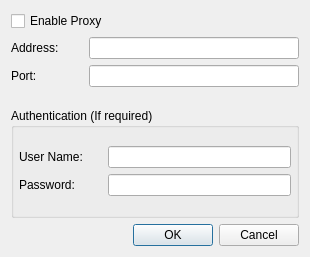
WizTeam/WizQTClient, file src/ui/wizproxydialog.ui: the form before one commit.
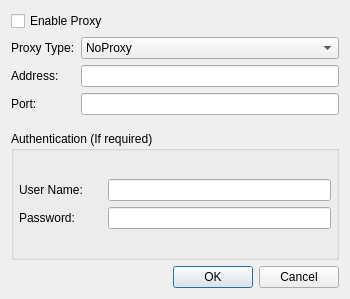
The form after the commit.

Diff of the .ui file:
```diff
--- a/src/ui/wizproxydialog.ui
+++ b/src/ui/wizproxydialog.ui
@@ -6,8 +6,8 @@
    <rect>
     <x>0</x>
     <y>0</y>
-    <width>310</width>
-    <height>257</height>
+    <width>350</width>
+    <height>299</height>
    </rect>
   </property>
   <property name="windowTitle">
@@ -24,15 +24,60 @@
    <item>
     <layout class="QGridLayout" name="gridLayout">
      <property name="bottomMargin">
-      <number>15</number>
+      <number>10</number>
      </property>
-     <property name="horizontalSpacing">
-      <number>30</number>
-     </property>
+     <item row="0" column="0">
+      <widget class="QLabel" name="label_5">
+       <property name="text">
+        <string>Proxy Type:</string>
+       </property>
+      </widget>
+     </item>
      <item row="0" column="1">
-      <widget class="QLineEdit" name="editAddress"/>
+      <widget class="QComboBox" name="comboBox">
+       <property name="sizePolicy">
+        <sizepolicy hsizetype="Expanding" vsizetype="Fixed">
+         <horstretch>0</horstretch>
+         <verstretch>0</verstretch>
+        </sizepolicy>
+       </property>
+       <item>
+        <property name="text">
+         <string>NoProxy</string>
+        </property>
+       </item>
+       <item>
+        <property name="text">
+         <string>HttpProxy</string>
+        </property>
+       </item>
+       <item>
+        <property name="text">
+         <string>Socks5Proxy</string>
+        </property>
+       </item>
+      </widget>
      </item>
      <item row="1" column="0">
+      <widget class="QLabel" name="label">
+       <property name="sizePolicy">
+        <sizepolicy hsizetype="Maximum" vsizetype="Maximum">
+         <horstretch>0</horstretch>
+         <verstretch>0</verstretch>
+        </sizepolicy>
+       </property>
+       <property name="text">
+        <string>Address:</string>
+       </property>
+       <property name="buddy">
+        <cstring>editAddress</cstring>
+       </property>
+      </widget>
+     </item>
+     <item row="1" column="1">
+      <widget class="QLineEdit" name="editAddress"/>
+     </item>
+     <item row="2" column="0">
       <widget class="QLabel" name="label_2">
        <property name="sizePolicy">
         <sizepolicy hsizetype="Maximum" vsizetype="Maximum">
@@ -48,25 +93,9 @@
        </property>
       </widget>
      </item>
-     <item row="1" column="1">
+     <item row="2" column="1">
       <widget class="QLineEdit" name="editPort"/>
      </item>
-     <item row="0" column="0">
-      <widget class="QLabel" name="label">
-       <property name="sizePolicy">
-        <sizepolicy hsizetype="Maximum" vsizetype="Maximum">
-         <horstretch>0</horstretch>
-         <verstretch>0</verstretch>
-        </sizepolicy>
-       </property>
-       <property name="text">
-        <string>Address:</string>
-       </property>
-       <property name="buddy">
-        <cstring>editAddress</cstring>
-       </property>
-      </widget>
-     </item>
     </layout>
    </item>
    <item>
```
